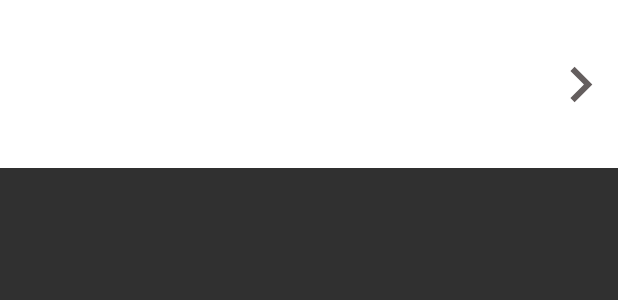
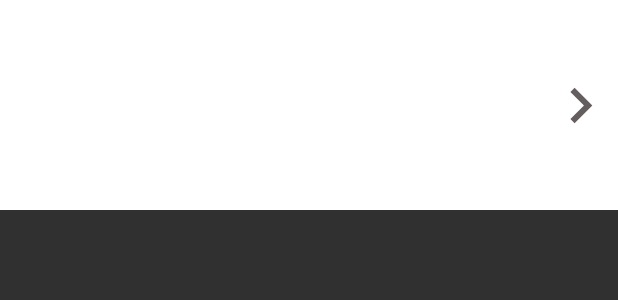
Before and after one commit to oilking143/Attractions, an Android app: the layout item_attr.xml on its own in the app's theme, with its tools: preview values and no code run, on a phone screen of 412 x 824 dp. Shown: the top 300 px of the screen. Run offline under Robolectric (Android 15) with nearby library versions, the phone set to English and light mode, and no system bars; network calls fail.

Commit message:
一點點洗阿給

```diff
--- a/app/src/main/java/com/example/attractions/Fragment/FragmentAttraction.kt
+++ b/app/src/main/java/com/example/attractions/Fragment/FragmentAttraction.kt
@@ -121,6 +121,8 @@ class FragmentAttraction:BaseFragment(){
                 findNavController().navigate(action)
             }
 
+            holder.title.text = data.data[position].name
+
         }
 
         override fun getItemCount(): Int {
@@ -133,6 +135,7 @@ class FragmentAttraction:BaseFragment(){
             val picItem= binding.picItem
             val infoTxt = binding.infoTxt
             val toNext = binding.nextIcon
+            val title = binding.titleTxt
 
         }
 
--- a/app/src/main/res/layout/item_attr.xml
+++ b/app/src/main/res/layout/item_attr.xml
@@ -1,7 +1,7 @@
 <?xml version="1.0" encoding="utf-8"?>
 <androidx.constraintlayout.widget.ConstraintLayout xmlns:android="http://schemas.android.com/apk/res/android"
     android:layout_width="match_parent"
-    android:layout_height="wrap_content"
+    android:layout_height="140dp"
     xmlns:app="http://schemas.android.com/apk/res-auto"
     android:background="@color/white">
 
@@ -18,11 +18,25 @@
         android:layout_marginBottom="@dimen/padding_normal"
         />
 
+    <TextView
+        android:id="@+id/title_txt"
+        android:layout_width="0dp"
+        android:layout_height="30dp"
+        android:textSize="@dimen/txt_normal"
+        android:textColor="@color/black"
+        app:layout_constraintStart_toStartOf="@+id/info_txt"
+        app:layout_constraintBottom_toTopOf="@+id/info_txt"
+        app:layout_constraintEnd_toEndOf="@+id/info_txt"
+        android:textStyle="bold"
+        />
+
+
+
       <TextView
           android:id="@+id/info_txt"
           android:layout_width="0dp"
           android:layout_height="0dp"
-          android:textSize="@dimen/txt_normal"
+          android:textSize="@dimen/txt_small"
           android:textColor="@color/black"
           app:layout_constraintTop_toTopOf="@+id/pic_item"
           app:layout_constraintBottom_toBottomOf="@+id/pic_item"
--- a/build.gradle.kts
+++ b/build.gradle.kts
@@ -1,6 +1,6 @@
 // Top-level build file where you can add configuration options common to all sub-projects/modules.
 plugins {
-    id("com.android.application") version "8.4.0" apply false
+    id("com.android.application") version "8.2.2" apply false
     id("org.jetbrains.kotlin.android") version "1.9.22" apply false
     id ("androidx.navigation.safeargs") version "2.5.0" apply false
 
```
